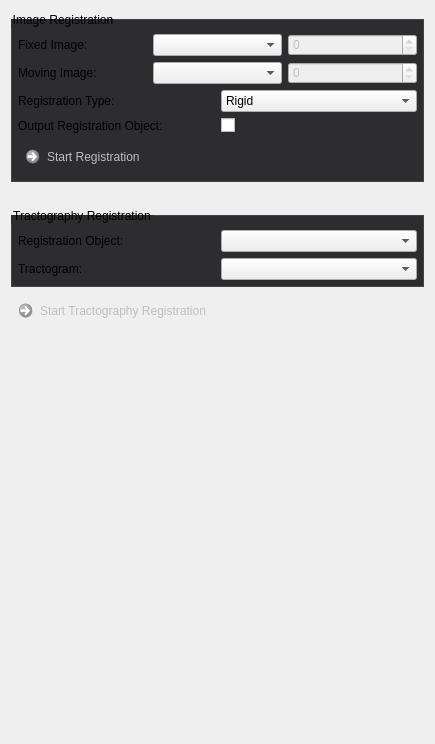
The window that Plugins/org.mitk.gui.qt.diffusionimaging.registration/src/internal/QmitkSimpleRegistrationViewControls.ui (MITK/MITK) describes before a commit, drawn with Qt 5.
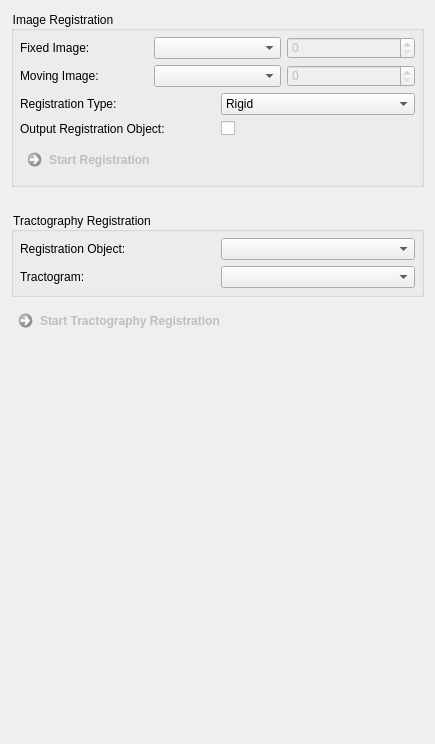
The same window after the commit. Custom widgets are drawn as their Qt base class.

The edit to the form file:
```diff
--- a/Plugins/org.mitk.gui.qt.diffusionimaging.registration/src/internal/QmitkSimpleRegistrationViewControls.ui
+++ b/Plugins/org.mitk.gui.qt.diffusionimaging.registration/src/internal/QmitkSimpleRegistrationViewControls.ui
@@ -15,7 +15,7 @@
   </property>
   <property name="styleSheet">
    <string>QCommandLinkButton {
-  font-weight: normal;
+  font-weight: lighter;
 }
 
 QCommandLinkButton:disabled {
@@ -24,7 +24,6 @@
 }
 
 QToolBox::tab {
-  border: 1px solid #434346;
   font-weight: bold;
 }
 
@@ -34,20 +33,15 @@
 }
 
 QToolBox::tab:selected {
-  background-color: #1c97ea;
-  border: 1px solid #1c97ea;
   font-weight: bold;
 }
 
 QGroupBox {
-  border: 1px solid #434346;
-  background-color: #2d2d30;
-  margin-top: 8px;
-  padding-top: 8px;
+  background-color: transparent;
 }
 
 QGroupBox, QGroupBox:disabled {
-  background-color: #2d2d30;
+  background-color: transparent;
 }</string>
   </property>
   <layout class="QGridLayout" name="gridLayout_2">
```
Left out of the diff: 1 changed line with no effect on the pictures.
